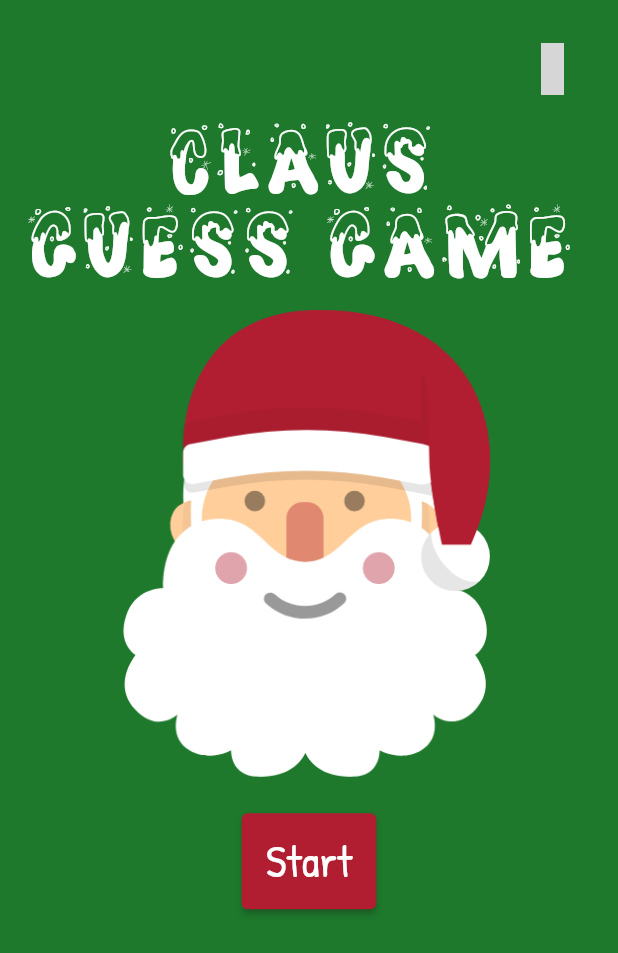
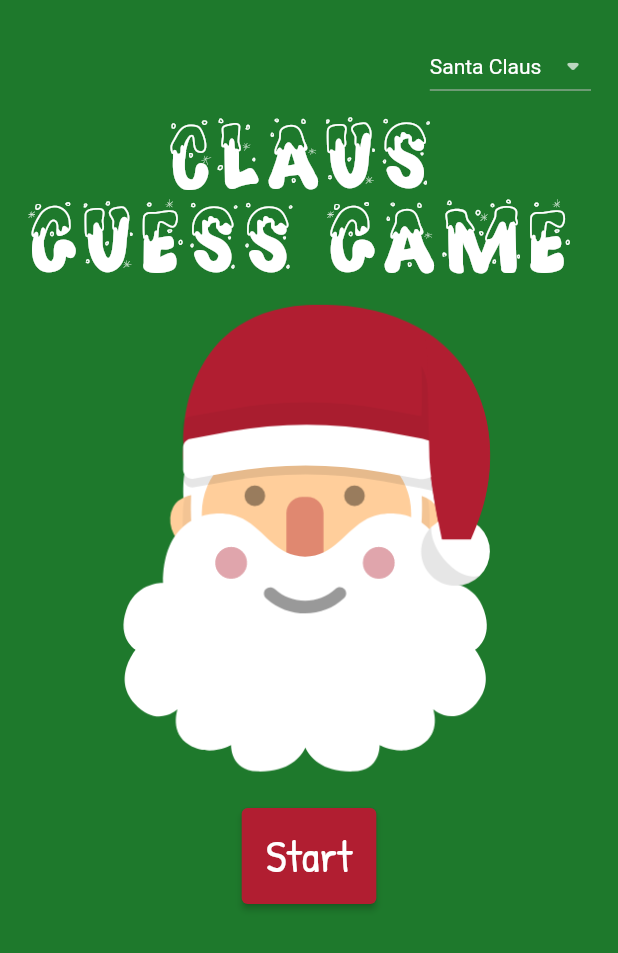
Before and after one commit to palomapiot/claus-guess, a Flutter app: the screen it shows after launch, on a phone screen of 412 x 824 dp. Shown: the top 953 px of the screen. Run offline on Flutter 3.47's test engine with Material 2 defaults, Android fonts, the phone set to English and light mode, and no system bars; our stand-ins replace bloc, equatable, flutter_bloc, material_design_icons_flutter; missing offline and left inert: material_dialogs; grey boxes are pictures that could not be loaded.

Commit message:
add more languages

```diff
--- a/lib/game/view/game_form.dart
+++ b/lib/game/view/game_form.dart
@@ -7,7 +7,6 @@ import 'package:flutter_bloc/flutter_bloc.dart';
 import 'package:material_design_icons_flutter/material_design_icons_flutter.dart';
 import 'package:material_dialogs/material_dialogs.dart';
 import 'package:material_dialogs/widgets/buttons/icon_button.dart';
-import 'package:material_dialogs/widgets/buttons/icon_outline_button.dart';
 
 class GameForm extends StatelessWidget {
   const GameForm({Key? key, required this.words}) : super(key: key);
@@ -69,7 +68,7 @@ class GameForm extends StatelessWidget {
           WidgetsBinding.instance!.addPostFrameCallback((_) {
             Dialogs.materialDialog(
               msg: 'The word was ${state.word}',
-              title: 'Oh no! You didn' 't guess the word :(',
+              title: 'Oh no! You didnt guess the word :(',
               lottieBuilder: Lottie.asset(
                 'img/lost-santa-claus.json',
                 fit: BoxFit.contain,
--- a/lib/home/home.dart
+++ b/lib/home/home.dart
@@ -2,22 +2,22 @@ import 'package:claus_guess/common/christmas_words.dart';
 import 'package:claus_guess/game/game.dart';
 import 'package:flutter/material.dart';
 import 'package:flutter/painting.dart';
-import 'package:material_design_icons_flutter/material_design_icons_flutter.dart';
 
 class HomePage extends StatefulWidget {
   HomePage({Key? key}) : super(key: key);
 
-  final ChristmasWords christmasWords = ChristmasWords();
+  final ChristmasWords words = ChristmasWords();
 
   @override
   HomePageState createState() => HomePageState();
 }
 
 class HomePageState extends State<HomePage> {
+  String theme = 'Santa Claus';
+  List<String> themeOptions = ['Santa Claus', 'Apalpador', 'Reyes Magos'];
   @override
   Widget build(BuildContext context) {
     final height = MediaQuery.of(context).size.height;
-    widget.christmasWords.readWords();
     return Scaffold(
       body: Padding(
         padding: const EdgeInsets.all(12),
@@ -32,25 +32,39 @@ class HomePageState extends State<HomePage> {
                     mainAxisAlignment: MainAxisAlignment.end,
                     crossAxisAlignment: CrossAxisAlignment.end,
                     children: <Widget>[
-                      Row(
-                        children: <Widget>[
-                          Stack(
-                            children: <Widget>[
-                              Container(
-                                padding:
-                                const EdgeInsets.only(top: 0.5),
-                                child: IconButton(
-                                  tooltip: 'Theme',
-                                  highlightColor: Colors.transparent,
-                                  splashColor: Colors.transparent,
-                                  iconSize: 35,
-                                  icon: const Icon(MdiIcons.earth),
-                                  onPressed: () {},
-                                ),
-                              ),
-                            ],
-                          ),
-                        ],
+                      DropdownButton(
+                        value: theme,
+                        icon: const Icon(Icons.arrow_drop_down_rounded),
+                        iconSize: 24,
+                        underline: null,
+                        style: const TextStyle(color: Colors.white),
+                        onChanged: (String? newValue) {
+                          setState(() {
+                            theme = newValue!;
+                            var filename = 'res/words_en.txt';
+                            switch (theme) {
+                              case 'Santa Claus':
+                                filename = 'res/words_en.txt';
+                                break;
+                              case 'Apalpador':
+                                filename = 'res/words_gl.txt';
+                                break;
+                              case 'Reyes Magos':
+                                filename = 'res/words_es.txt';
+                                break;
+                            }
+                            widget.words.readWords(
+                              fileName: filename,
+                            );
+                          });
+                        },
+                        items: themeOptions
+                            .map<DropdownMenuItem<String>>((String value) {
+                          return DropdownMenuItem<String>(
+                            value: value,
+                            child: Text(value),
+                          );
+                        }).toList(),
                       ),
                     ],
                   ),
@@ -93,7 +107,7 @@ class HomePageState extends State<HomePage> {
                                 MaterialPageRoute(
                                   builder: (context) {
                                     return GamePage(
-                                      words: widget.christmasWords,
+                                      words: widget.words,
                                     );
                                   },
                                 ),
```
Also changed, not shown: res/words_es.txt (added, +14 -0 lines), res/words_gl.txt (added, +17 -0 lines).
